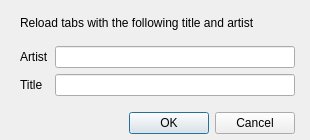
First picture: the form in src/context/applets/tabs/ReloadEditDialog.ui, repository KDE/amarok, before the edit.
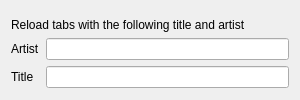
Second picture: the form after the edit.

Commit message: use KDialog instead of QDialog

The edit to the form file:
```diff
--- a/src/context/applets/tabs/ReloadEditDialog.ui
+++ b/src/context/applets/tabs/ReloadEditDialog.ui
@@ -1,49 +1,42 @@
 <?xml version="1.0" encoding="UTF-8"?>
 <ui version="4.0">
  <class>ReloadEditDialog</class>
- <widget class="QDialog" name="ReloadEditDialog">
+ <widget class="QWidget" name="ReloadEditDialog">
   <property name="geometry">
    <rect>
     <x>0</x>
     <y>0</y>
-    <width>310</width>
-    <height>140</height>
+    <width>300</width>
+    <height>100</height>
    </rect>
   </property>
   <property name="sizePolicy">
-   <sizepolicy hsizetype="Fixed" vsizetype="Fixed">
-    <horstretch>1</horstretch>
+   <sizepolicy hsizetype="Preferred" vsizetype="Preferred">
+    <horstretch>0</horstretch>
     <verstretch>0</verstretch>
    </sizepolicy>
   </property>
   <property name="minimumSize">
    <size>
-    <width>310</width>
-    <height>140</height>
+    <width>200</width>
+    <height>60</height>
    </size>
   </property>
   <property name="maximumSize">
    <size>
-    <width>310</width>
-    <height>140</height>
+    <width>16777215</width>
+    <height>16777215</height>
    </size>
   </property>
   <property name="windowTitle">
    <string>Reload tabs</string>
   </property>
-  <property name="sizeGripEnabled">
+  <property name="sizeGripEnabled" stdset="0">
    <bool>false</bool>
   </property>
-  <widget class="QWidget" name="verticalLayoutWidget">
-   <property name="geometry">
-    <rect>
-     <x>20</x>
-     <y>0</y>
-     <width>275</width>
-     <height>144</height>
-    </rect>
-   </property>
-   <layout class="QVBoxLayout" name="verticalLayout" stretch="0,0,0">
+  <layout class="QVBoxLayout" name="verticalLayout_2">
+   <item>
+    <layout class="QVBoxLayout" name="verticalLayout" stretch="0,0">
     <item>
      <widget class="QLabel" name="label">
       <property name="sizePolicy">
@@ -73,7 +66,7 @@
      </widget>
     </item>
     <item>
-     <layout class="QGridLayout" name="gridLayout_2" rowstretch="0,0" columnstretch="0,0">
+      <layout class="QGridLayout" name="artistTitleLayout" rowstretch="0,0" columnstretch="0,0">
       <item row="0" column="0">
        <widget class="QLabel" name="artistLabel">
         <property name="text">
@@ -96,18 +89,9 @@
       </item>
      </layout>
     </item>
-    <item>
-     <widget class="QDialogButtonBox" name="buttonBox">
-      <property name="orientation">
-       <enum>Qt::Horizontal</enum>
-      </property>
-      <property name="standardButtons">
-       <set>QDialogButtonBox::Cancel|QDialogButtonBox::Ok</set>
-      </property>
-     </widget>
-    </item>
-   </layout>
-  </widget>
+    </layout>
+   </item>
+  </layout>
  </widget>
  <resources/>
  <connections>
```
Left out of the diff: 35 changed lines with no effect on the pictures. Lines whose indentation alone changed are shown as unchanged. The commit also changes 2 other files.
